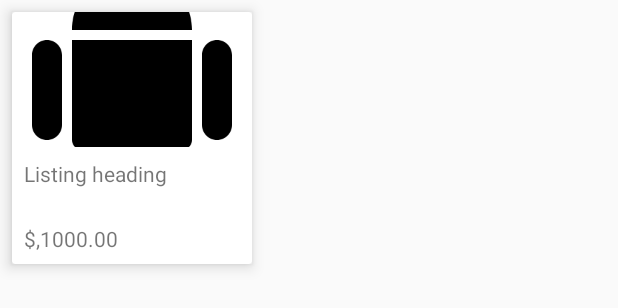
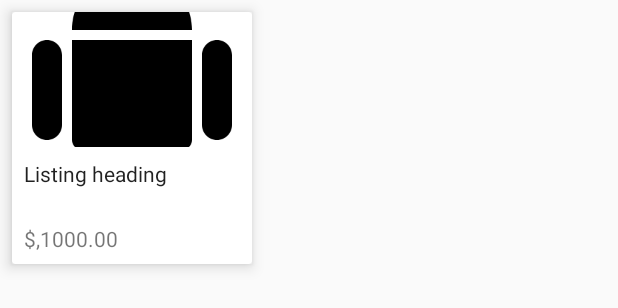
Before and after one commit to xTheITx/tm-techtest, an Android app: the layout row_listing.xml on its own in the app's theme, with its tools: preview values and no code run, on a phone screen of 412 x 824 dp. Shown: the top 308 px of the screen. Run offline under Robolectric (Android 15) with nearby library versions, the phone set to English and light mode, and no system bars; network calls fail.

Commit message:
Minor styling improvements

```diff
--- a/app/src/main/res/layout/activity_listing.xml
+++ b/app/src/main/res/layout/activity_listing.xml
@@ -17,6 +17,7 @@
 
 	<TextView
 		android:id="@+id/heading"
+		style="@style/Base.TextAppearance.AppCompat.Headline"
 		android:layout_width="0dp"
 		android:layout_height="wrap_content"
 		android:layout_marginStart="@dimen/grid_1"
@@ -25,7 +26,6 @@
 		android:layout_marginEnd="@dimen/grid_1"
 		android:layout_marginRight="@dimen/grid_1"
 		android:ellipsize="end"
-		android:lines="2"
 		android:maxLines="2"
 		app:layout_constraintEnd_toEndOf="parent"
 		app:layout_constraintStart_toStartOf="parent"
@@ -34,6 +34,7 @@
 
 	<TextView
 		android:id="@+id/price"
+		style="@style/Base.TextAppearance.AppCompat.Body1"
 		android:layout_width="0dp"
 		android:layout_height="wrap_content"
 		android:layout_margin="@dimen/grid_1"
--- a/app/src/main/res/layout/row_category_listings.xml
+++ b/app/src/main/res/layout/row_category_listings.xml
@@ -8,6 +8,7 @@
 
 	<TextView
 		android:id="@+id/heading"
+		style="@style/Base.TextAppearance.AppCompat.Body2"
 		android:layout_width="match_parent"
 		android:layout_height="wrap_content"
 		android:background="?android:attr/selectableItemBackground"
--- a/app/src/main/res/layout/row_listing.xml
+++ b/app/src/main/res/layout/row_listing.xml
@@ -24,6 +24,7 @@
 
 		<TextView
 			android:id="@+id/heading"
+			style="@style/Base.TextAppearance.AppCompat.Body1"
 			android:layout_width="0dp"
 			android:layout_height="wrap_content"
 			android:layout_marginStart="@dimen/grid_1"
```
